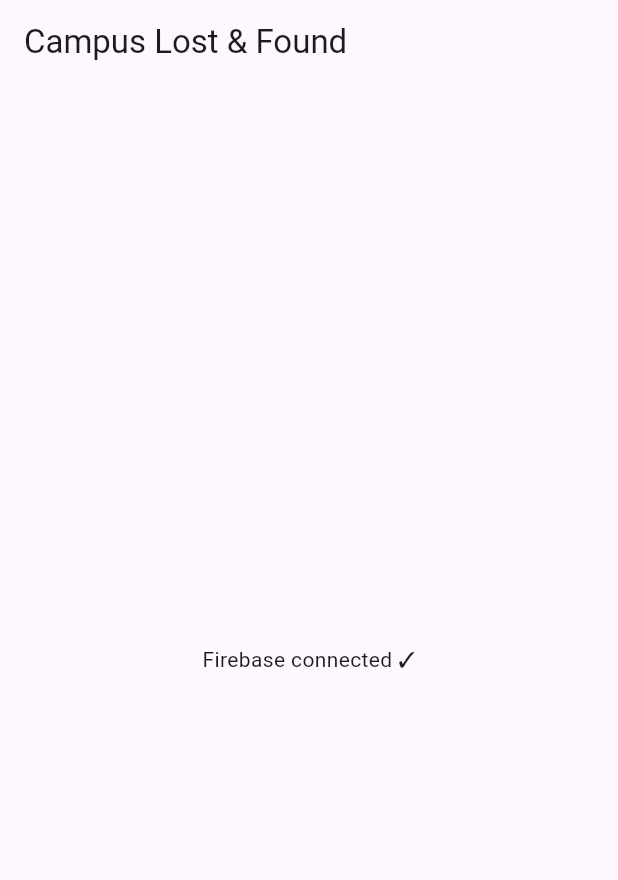
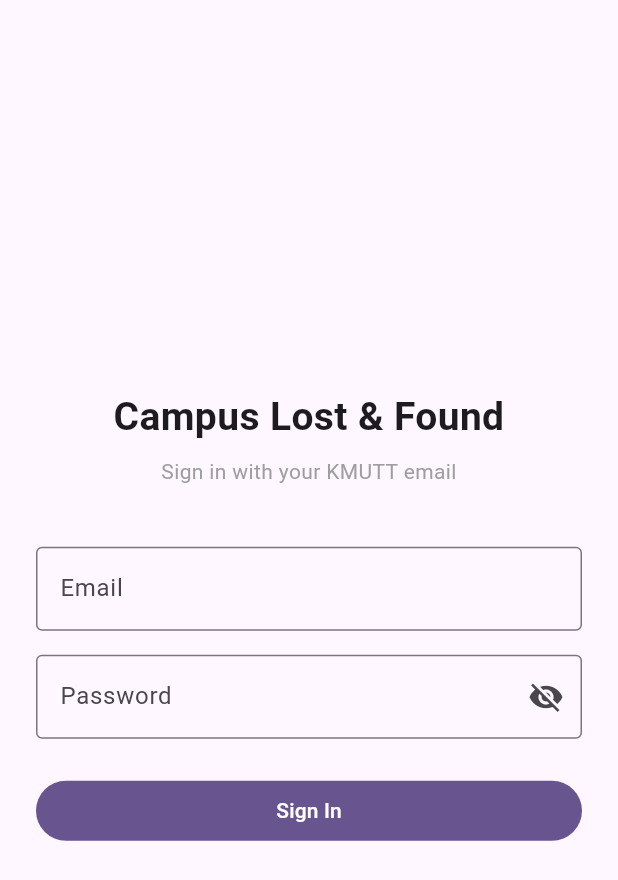
Before and after one commit to SittaWetpa/Campus-Lost-Found-Digital-Bulletin-Board, a Flutter app: the screen it shows after launch, on a phone screen of 412 x 824 dp. Shown: the top 880 px of the screen. Run offline on Flutter 3.47's test engine with Material 3 defaults, Android fonts, the phone set to English and light mode, and no system bars; our stand-ins replace firebase_auth, firebase_core, firebase_crashlytics, flutter_riverpod, go_router, hive_flutter and 1 more; accounts and stored records are empty; generated files the repository leaves out were written again.

Commit message:
feat(auth): implement WBS 0.1 — login screen, Clean Architecture auth layers, GoRouter setup
- core/errors/failures.dart: Failure sealed class (InvalidDomain, Auth, Server, Network)
- core/constants/app_constants.dart: email domain constant
- features/auth/domain: AuthUser entity, AuthRepository interface, SignIn use case
- features/auth/data: FirebaseAuthDatasource, AuthRepositoryImpl
- features/auth/presentation: authStateProvider, LoginNotifier, LoginScreen
- config/router/app_router.dart: GoRouter with auth guard; /feed and /otp-verify as placeholders
- app.dart: migrated to MaterialApp.router

Co-Authored-By: Claude Sonnet 4.6 <noreply@anthropic.com>

```diff
--- a/lib/app.dart
+++ b/lib/app.dart
@@ -1,20 +1,20 @@
 import 'package:flutter/material.dart';
+import 'package:flutter_riverpod/flutter_riverpod.dart';
+import 'package:campus_lost_found/config/router/app_router.dart';
 
-class CampusLostFoundApp extends StatelessWidget {
+class CampusLostFoundApp extends ConsumerWidget {
   const CampusLostFoundApp({super.key});
 
   @override
-  Widget build(BuildContext context) {
-    return MaterialApp(
+  Widget build(BuildContext context, WidgetRef ref) {
+    final router = ref.watch(appRouterProvider);
+    return MaterialApp.router(
       title: 'Campus Lost & Found',
       theme: ThemeData(
         colorScheme: ColorScheme.fromSeed(seedColor: Colors.deepPurple),
         useMaterial3: true,
       ),
-      home: Scaffold(
-        appBar: AppBar(title: const Text('Campus Lost & Found')),
-        body: const Center(child: Text('Firebase connected ✓')),
-      ),
+      routerConfig: router,
     );
   }
 }
--- /dev/null
+++ b/lib/core/constants/app_constants.dart
@@ -0,0 +1,4 @@
+abstract final class AppConstants {
+  static const emailDomain = '@mail.kmutt.ac.th';
+  static const emailDomainLabel = 'student@mail.kmutt.ac.th';
+}
--- /dev/null
+++ b/lib/core/errors/failures.dart
@@ -0,0 +1,21 @@
+sealed class Failure implements Exception {
+  final String message;
+  const Failure(this.message);
+}
+
+final class InvalidDomainFailure extends Failure {
+  const InvalidDomainFailure()
+      : super('Only @mail.kmutt.ac.th emails are allowed.');
+}
+
+final class AuthFailure extends Failure {
+  const AuthFailure(super.message);
+}
+
+final class ServerFailure extends Failure {
+  const ServerFailure(super.message);
+}
+
+final class NetworkFailure extends Failure {
+  const NetworkFailure() : super('No internet connection.');
+}
--- /dev/null
+++ b/lib/features/auth/data/datasources/auth_remote_datasource.dart
@@ -0,0 +1,59 @@
+import 'package:firebase_auth/firebase_auth.dart';
+import 'package:campus_lost_found/core/errors/failures.dart';
+
+abstract interface class AuthRemoteDatasource {
+  Stream<User?> get authStateChanges;
+  Future<User> signIn({required String email, required String password});
+  Future<User> signUp({required String email, required String password});
+  Future<void> signOut();
+}
+
+class FirebaseAuthDatasource implements AuthRemoteDatasource {
+  final FirebaseAuth _auth;
+  const FirebaseAuthDatasource(this._auth);
+
+  @override
+  Stream<User?> get authStateChanges => _auth.authStateChanges();
+
+  @override
+  Future<User> signIn({required String email, required String password}) async {
+    try {
+      final credential = await _auth.signInWithEmailAndPassword(
+        email: email,
+        password: password,
+      );
+      return credential.user!;
+    } on FirebaseAuthException catch (e) {
+      throw AuthFailure(_mapCode(e.code));
+    }
+  }
+
+  @override
+  Future<User> signUp({required String email, required String password}) async {
+    try {
+      final credential = await _auth.createUserWithEmailAndPassword(
+        email: email,
+        password: password,
+      );
+      return credential.user!;
+    } on FirebaseAuthException catch (e) {
+      throw AuthFailure(_mapCode(e.code));
+    }
+  }
+
+  @override
+  Future<void> signOut() => _auth.signOut();
+
+  String _mapCode(String code) => switch (code) {
+        'user-not-found' ||
+        'wrong-password' ||
+        'invalid-credential' =>
+          'Invalid email or password.',
+        'too-many-requests' => 'Too many attempts. Try again later.',
+        'user-disabled' => 'This account has been disabled.',
+        'email-already-in-use' =>
+          'An account with this email already exists.',
+        'weak-password' => 'Password is too weak.',
+        _ => 'An error occurred. Please try again.',
+      };
+}
--- /dev/null
+++ b/lib/features/auth/data/repositories/auth_repository_impl.dart
@@ -0,0 +1,35 @@
+import 'package:campus_lost_found/features/auth/data/datasources/auth_remote_datasource.dart';
+import 'package:campus_lost_found/features/auth/domain/entities/auth_user.dart';
+import 'package:campus_lost_found/features/auth/domain/repositories/auth_repository.dart';
+
+class AuthRepositoryImpl implements AuthRepository {
+  final AuthRemoteDatasource _datasource;
+  const AuthRepositoryImpl(this._datasource);
+
+  @override
+  Stream<AuthUser?> get authStateChanges {
+    return _datasource.authStateChanges.map(
+      (user) =>
+          user == null ? null : AuthUser(uid: user.uid, email: user.email!),
+    );
+  }
+
+  @override
+  Future<AuthUser> signIn(
+      {required String email, required String password}) async {
+    final user =
+        await _datasource.signIn(email: email, password: password);
+    return AuthUser(uid: user.uid, email: user.email!);
+  }
+
+  @override
+  Future<AuthUser> signUp(
+      {required String email, required String password}) async {
+    final user =
+        await _datasource.signUp(email: email, password: password);
+    return AuthUser(uid: user.uid, email: user.email!);
+  }
+
+  @override
+  Future<void> signOut() => _datasource.signOut();
+}
--- /dev/null
+++ b/lib/features/auth/domain/entities/auth_user.dart
@@ -0,0 +1,6 @@
+class AuthUser {
+  final String uid;
+  final String email;
+
+  const AuthUser({required this.uid, required this.email});
+}
--- /dev/null
+++ b/lib/features/auth/domain/repositories/auth_repository.dart
@@ -0,0 +1,8 @@
+import 'package:campus_lost_found/features/auth/domain/entities/auth_user.dart';
+
+abstract interface class AuthRepository {
+  Stream<AuthUser?> get authStateChanges;
+  Future<AuthUser> signIn({required String email, required String password});
+  Future<AuthUser> signUp({required String email, required String password});
+  Future<void> signOut();
+}
--- /dev/null
+++ b/lib/features/auth/domain/usecases/sign_in.dart
@@ -0,0 +1,16 @@
+import 'package:campus_lost_found/core/constants/app_constants.dart';
+import 'package:campus_lost_found/core/errors/failures.dart';
+import 'package:campus_lost_found/features/auth/domain/entities/auth_user.dart';
+import 'package:campus_lost_found/features/auth/domain/repositories/auth_repository.dart';
+
+class SignIn {
+  final AuthRepository _repository;
+  const SignIn(this._repository);
+
+  Future<AuthUser> call({required String email, required String password}) {
+    if (!email.endsWith(AppConstants.emailDomain)) {
+      throw const InvalidDomainFailure();
+    }
+    return _repository.signIn(email: email, password: password);
+  }
+}
--- /dev/null
+++ b/lib/features/auth/presentation/screens/login_screen.dart
@@ -0,0 +1,138 @@
+import 'package:flutter/material.dart';
+import 'package:flutter_riverpod/flutter_riverpod.dart';
+import 'package:campus_lost_found/core/constants/app_constants.dart';
+import 'package:campus_lost_found/core/errors/failures.dart';
+import 'package:campus_lost_found/features/auth/presentation/providers/auth_provider.dart';
+
+class LoginScreen extends ConsumerStatefulWidget {
+  const LoginScreen({super.key});
+
+  @override
+  ConsumerState<LoginScreen> createState() => _LoginScreenState();
+}
+
+class _LoginScreenState extends ConsumerState<LoginScreen> {
+  final _formKey = GlobalKey<FormState>();
+  final _emailController = TextEditingController();
+  final _passwordController = TextEditingController();
+  bool _obscurePassword = true;
+
+  @override
+  void dispose() {
+    _emailController.dispose();
+    _passwordController.dispose();
+    super.dispose();
+  }
+
+  Future<void> _submit() async {
+    if (!_formKey.currentState!.validate()) return;
+    await ref.read(loginNotifierProvider.notifier).signIn(
+          email: _emailController.text.trim(),
+          password: _passwordController.text,
+        );
+  }
+
+  @override
+  Widget build(BuildContext context) {
+    final loginState = ref.watch(loginNotifierProvider);
+
+    ref.listen(loginNotifierProvider, (_, state) {
+      if (state.hasError) {
+        final error = state.error;
+        final message =
+            error is Failure ? error.message : 'Login failed. Try again.';
+        ScaffoldMessenger.of(context).showSnackBar(
+          SnackBar(
+            content: Text(message),
+            backgroundColor: Theme.of(context).colorScheme.error,
+          ),
+        );
+      }
+    });
+
+    return Scaffold(
+      body: SafeArea(
+        child: Center(
+          child: SingleChildScrollView(
+            padding: const EdgeInsets.symmetric(horizontal: 24),
+            child: Form(
+              key: _formKey,
+              child: Column(
+                mainAxisSize: MainAxisSize.min,
+                crossAxisAlignment: CrossAxisAlignment.stretch,
+                children: [
+                  const Text(
+                    'Campus Lost & Found',
+                    textAlign: TextAlign.center,
+                    style: TextStyle(
+                      fontSize: 26,
+                      fontWeight: FontWeight.bold,
+                    ),
+                  ),
+                  const SizedBox(height: 8),
+                  const Text(
+                    'Sign in with your KMUTT email',
+                    textAlign: TextAlign.center,
+                    style: TextStyle(fontSize: 14, color: Colors.grey),
+                  ),
+                  const SizedBox(height: 40),
+                  TextFormField(
+                    controller: _emailController,
+                    keyboardType: TextInputType.emailAddress,
+                    decoration: const InputDecoration(
+                      labelText: 'Email',
+                      hintText: AppConstants.emailDomainLabel,
+                      border: OutlineInputBorder(),
+                    ),
+                    validator: (value) {
+                      if (value == null || value.trim().isEmpty) {
+                        return 'Email is required.';
+                      }
+                      if (!value.trim().endsWith(AppConstants.emailDomain)) {
+                        return 'Only ${AppConstants.emailDomain} emails are allowed.';
+                      }
+                      return null;
+                    },
+                  ),
+                  const SizedBox(height: 16),
+                  TextFormField(
+                    controller: _passwordController,
+                    obscureText: _obscurePassword,
+                    decoration: InputDecoration(
+                      labelText: 'Password',
+                      border: const OutlineInputBorder(),
+                      suffixIcon: IconButton(
+                        icon: Icon(_obscurePassword
+                            ? Icons.visibility_off
+                            : Icons.visibility),
+                        onPressed: () =>
+                            setState(() => _obscurePassword = !_obscurePassword),
+                      ),
+                    ),
+                    validator: (value) {
+                      if (value == null || value.isEmpty) {
+                        return 'Password is required.';
+                      }
+                      return null;
+                    },
+                  ),
+                  const SizedBox(height: 24),
+                  FilledButton(
+                    onPressed: loginState.isLoading ? null : _submit,
+                    child: loginState.isLoading
+                        ? const SizedBox(
+                            height: 20,
+                            width: 20,
+                            child: CircularProgressIndicator(strokeWidth: 2),
+                          )
+                        : const Text('Sign In'),
+                  ),
+                ],
+              ),
+            ),
+          ),
+        ),
+      ),
+    );
+  }
+}
```
Also changed, not shown: lib/config/router/app_router.dart (added, +60 -0 lines), lib/features/auth/presentation/providers/auth_provider.dart (added, +47 -0 lines), lib/config/router/app_router.g.dart (added), lib/features/auth/presentation/providers/auth_provider.g.dart (added).
